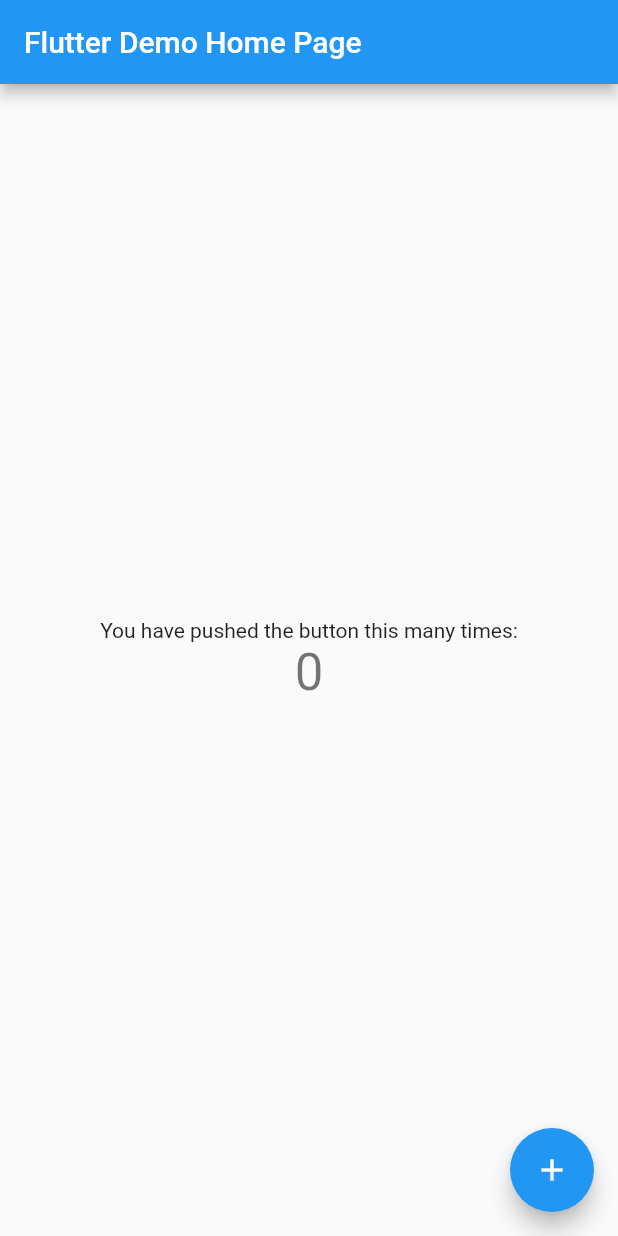
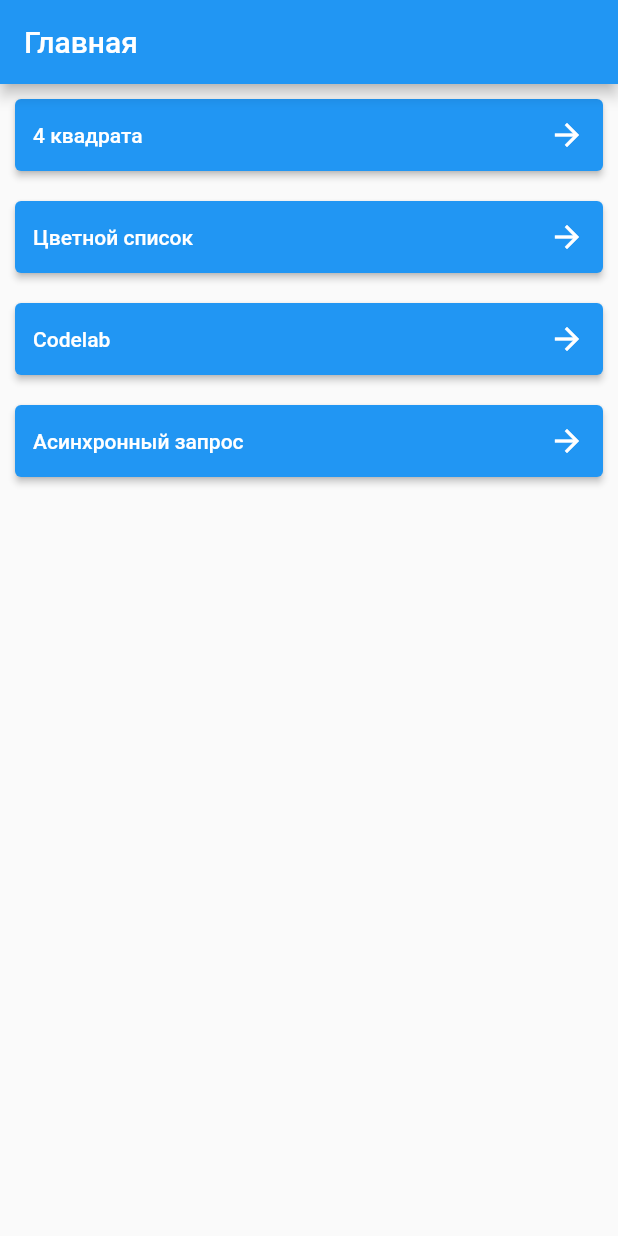
Before and after one commit to Pasheza/boost_grade, a Flutter app: the screen it shows after launch, on a phone screen of 412 x 824 dp. Run offline on Flutter 3.47's test engine with Material 2 defaults, Android fonts, the phone set to English and light mode, and no system bars.

Commit message:
main page

```diff
--- a/lib/main.dart
+++ b/lib/main.dart
@@ -7,39 +7,20 @@
 class MyApp extends StatelessWidget {
   const MyApp({Key? key}) : super(key: key);
 
-  // This widget is the root of your application.
   @override
   Widget build(BuildContext context) {
     return MaterialApp(
       title: 'Flutter Demo',
       theme: ThemeData(
-        // This is the theme of your application.
-        //
-        // Try running your application with "flutter run". You'll see the
-        // application has a blue toolbar. Then, without quitting the app, try
-        // changing the primarySwatch below to Colors.green and then invoke
-        // "hot reload" (press "r" in the console where you ran "flutter run",
-        // or simply save your changes to "hot reload" in a Flutter IDE).
-        // Notice that the counter didn't reset back to zero; the application
-        // is not restarted.
         primarySwatch: Colors.blue,
       ),
-      home: const MyHomePage(title: 'Flutter Demo Home Page'),
+      home: const MyHomePage(title: 'Главная'),
     );
   }
 }
 
 class MyHomePage extends StatefulWidget {
   const MyHomePage({Key? key, required this.title}) : super(key: key);
-
-  // This widget is the home page of your application. It is stateful, meaning
-  // that it has a State object (defined below) that contains fields that affect
-  // how it looks.
-
-  // This class is the configuration for the state. It holds the values (in this
-  // case the title) provided by the parent (in this case the App widget) and
-  // used by the build method of the State. Fields in a Widget subclass are
-  // always marked "final".
 
   final String title;
 
@@ -48,68 +29,47 @@
 }
 
 class _MyHomePageState extends State<MyHomePage> {
-  int _counter = 0;
+  @override
+  Widget build(BuildContext context) {
+    return Scaffold(
+      appBar: AppBar(
+        title: Text(widget.title),
+      ),
+      body: Center(
+        child: Column(
+          mainAxisAlignment: MainAxisAlignment.start,
+          children: const <Widget>[
+            MainPageButton(title: '4 квадрата'),
+            MainPageButton(title: 'Цветной список'),
+            MainPageButton(title: 'Codelab'),
+            MainPageButton(title: 'Асинхронный запрос'),
+          ],
+        ),
+      ),
+    );
+  }
+}
 
-  void _incrementCounter() {
-    setState(() {
-      // This call to setState tells the Flutter framework that something has
-      // changed in this State, which causes it to rerun the build method below
-      // so that the display can reflect the updated values. If we changed
-      // _counter without calling setState(), then the build method would not be
-      // called again, and so nothing would appear to happen.
-      _counter++;
-    });
-  }
+class MainPageButton extends StatelessWidget {
+  final String title;
+  const MainPageButton({Key? key, required this.title}) : super(key: key);
 
   @override
   Widget build(BuildContext context) {
-    // This method is rerun every time setState is called, for instance as done
-    // by the _incrementCounter method above.
-    //
-    // The Flutter framework has been optimized to make rerunning build methods
-    // fast, so that you can just rebuild anything that needs updating rather
-    // than having to individually change instances of widgets.
-    return Scaffold(
-      appBar: AppBar(
-        // Here we take the value from the MyHomePage object that was created by
-        // the App.build method, and use it to set our appbar title.
-        title: Text(widget.title),
+    return Container(
+      padding: const EdgeInsets.symmetric(vertical: 10, horizontal: 10),
+      child: ElevatedButton(
+        style: ButtonStyle(
+          padding: MaterialStateProperty.all(const EdgeInsets.all(12)),
+        ),
+        child: Row(
+          mainAxisAlignment: MainAxisAlignment.spaceBetween,
+          children: [
+            Text(title),
+            const Icon(Icons.arrow_forward_outlined),
+          ]),
+      onPressed: () {},
       ),
-      body: Center(
-        // Center is a layout widget. It takes a single child and positions it
-        // in the middle of the parent.
-        child: Column(
-          // Column is also a layout widget. It takes a list of children and
-          // arranges them vertically. By default, it sizes itself to fit its
-          // children horizontally, and tries to be as tall as its parent.
-          //
-          // Invoke "debug painting" (press "p" in the console, choose the
-          // "Toggle Debug Paint" action from the Flutter Inspector in Android
-          // Studio, or the "Toggle Debug Paint" command in Visual Studio Code)
-          // to see the wireframe for each widget.
-          //
-          // Column has various properties to control how it sizes itself and
-          // how it positions its children. Here we use mainAxisAlignment to
-          // center the children vertically; the main axis here is the vertical
-          // axis because Columns are vertical (the cross axis would be
-          // horizontal).
-          mainAxisAlignment: MainAxisAlignment.center,
-          children: <Widget>[
-            const Text(
-              'You have pushed the button this many times:',
-            ),
-            Text(
-              '$_counter',
-              style: Theme.of(context).textTheme.headline4,
-            ),
-          ],
-        ),
-      ),
-      floatingActionButton: FloatingActionButton(
-        onPressed: _incrementCounter,
-        tooltip: 'Increment',
-        child: const Icon(Icons.add),
-      ), // This trailing comma makes auto-formatting nicer for build methods.
     );
   }
 }
```
